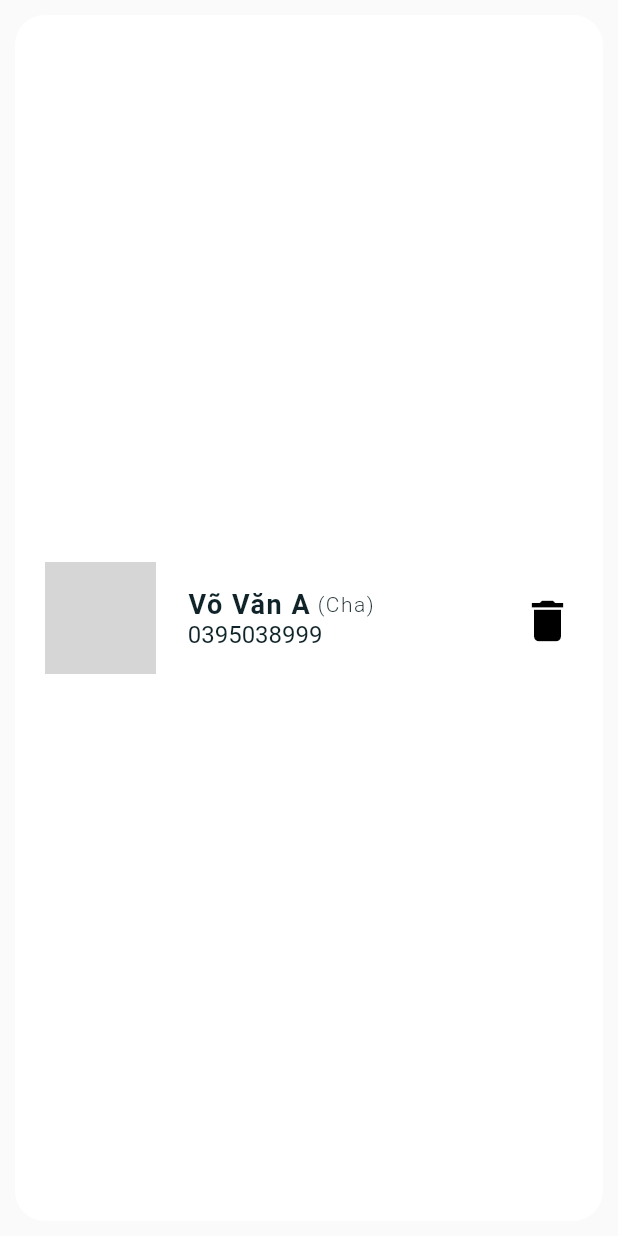
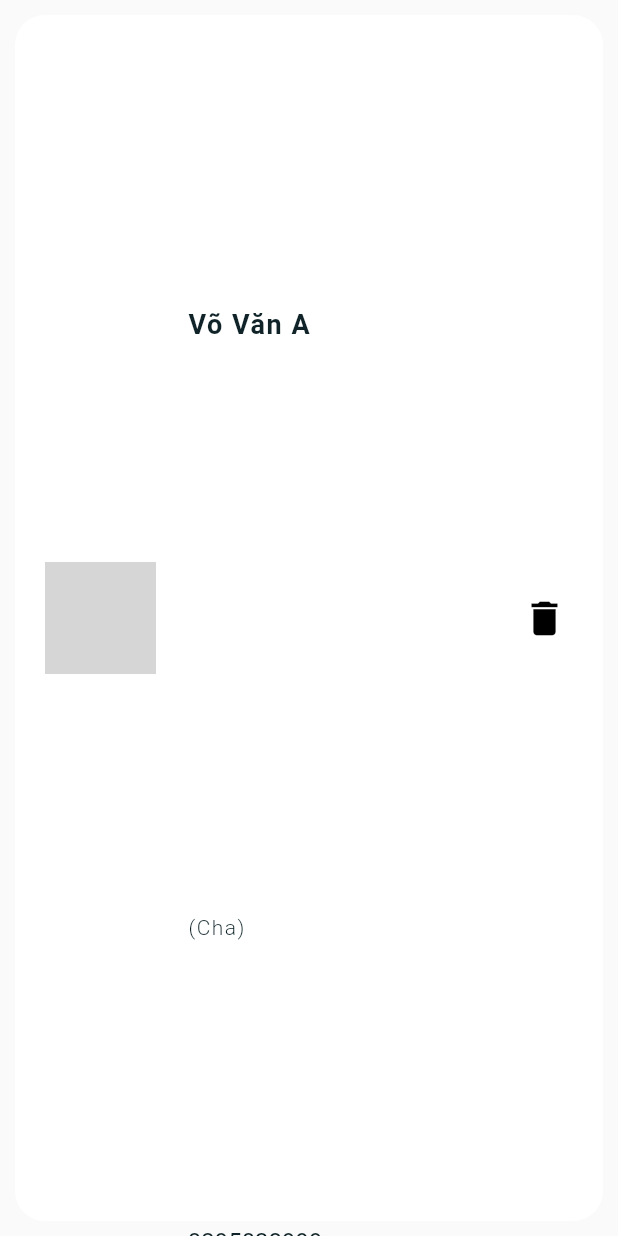
Before and after one commit to MedikanEmergency/medikan, a Flutter app: the MemberWidget widget shown alone on an empty page, opened directly with sample values from the repository, on a phone screen of 412 x 824 dp. Run offline on Flutter 3.47's test engine with Material 2 defaults, Android fonts, the phone set to English and light mode, and no system bars; our stand-ins replace cloud_firestore, firebase_auth, firebase_core, flutter_slidable, flutter_svg, get and 5 more; missing offline and left inert: dart:ffi, flutter_sms, sms_maintained; accounts and stored records are empty; network calls fail; statements that could not run were skipped; grey boxes are pictures that could not be loaded.

Commit message:
Done demo tomorrow

```diff
--- a/lib/screens/Profile/member_widget.dart
+++ b/lib/screens/Profile/member_widget.dart
@@ -3,6 +3,7 @@ import 'package:medikan/models/auth_info.dart';
 import 'package:medikan/screens/Profile/family_provider.dart';
 import 'package:medikan/screens/Profile/model_person.dart';
 import 'package:flutter/cupertino.dart';
+import 'package:medikan/screens/main_screen.dart';
 import 'package:medikan/themes/theme_data.dart';
 import 'package:provider/provider.dart';
 import 'model_person.dart';
@@ -63,11 +64,19 @@ class MemberState extends State<MemberWidget> {
                 child: Container(
                   alignment: Alignment.centerLeft,
                   child: ListTile(
-                    title: Row(children: [
-                      Text(widget.mem.name, style: FontStyleData.Title_Bold_20),
+                    title: Column(
+                      crossAxisAlignment: CrossAxisAlignment.start,
+                      mainAxisAlignment: MainAxisAlignment.spaceAround,
+                      children: [
                       Text(
-                        " (" + widget.mem.relate + ")",
+                        widget.mem.name,
+                        style: FontStyleData.Title_Bold_20,
+                        overflow: TextOverflow.ellipsis,
+                      ),
+                      Text(
+                        "(" + widget.mem.relate + ")",
                         style: FontStyleData.Mini_Title_Light_16,
+                        overflow: TextOverflow.ellipsis,
                       )
                     ]),
                     subtitle: Text(widget.mem.phone,
@@ -88,7 +97,7 @@ class MemberState extends State<MemberWidget> {
                   icon: const Icon(
                     Icons.delete,
                     color: Colors.black,
-                    size: 36.0,
+                    size: 30.0,
                   )),
             ],
           ),
```
